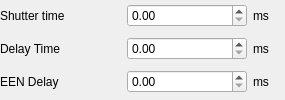
Old version of the form Include/iqtcam/CExposureParamsGuiComp.ui in the repository naskin-gmg/AcfSln.
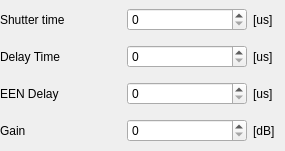
New version of the form.

Patch:
```diff
--- a/Include/iqtcam/CExposureParamsGuiComp.ui
+++ b/Include/iqtcam/CExposureParamsGuiComp.ui
@@ -7,7 +7,7 @@
     <x>0</x>
     <y>0</y>
     <width>285</width>
-    <height>100</height>
+    <height>151</height>
    </rect>
   </property>
   <layout class="QGridLayout">
@@ -23,6 +23,9 @@
    </item>
    <item row="0" column="1">
     <widget class="QDoubleSpinBox" name="ShutterTimeSB">
+     <property name="decimals">
+      <number>0</number>
+     </property>
      <property name="maximum">
       <double>1000.000000000000000</double>
      </property>
@@ -46,7 +49,7 @@
       </size>
      </property>
      <property name="text">
-      <string>ms</string>
+      <string>[us]</string>
      </property>
     </widget>
    </item>
@@ -59,6 +62,9 @@
    </item>
    <item row="1" column="1">
     <widget class="QDoubleSpinBox" name="DelayTimeSB">
+     <property name="decimals">
+      <number>0</number>
+     </property>
      <property name="maximum">
       <double>1000.000000000000000</double>
      </property>
@@ -82,7 +88,7 @@
       </size>
      </property>
      <property name="text">
-      <string>ms</string>
+      <string>[us]</string>
      </property>
     </widget>
    </item>
@@ -95,6 +101,9 @@
    </item>
    <item row="2" column="1">
     <widget class="QDoubleSpinBox" name="EenDelayTimeSB">
+     <property name="decimals">
+      <number>0</number>
+     </property>
      <property name="maximum">
       <double>1000.000000000000000</double>
      </property>
@@ -118,10 +127,39 @@
       </size>
      </property>
      <property name="text">
-      <string>ms</string>
+      <string>[us]</string>
      </property>
     </widget>
    </item>
+   <item row="3" column="0">
+    <widget class="QLabel" name="GainLabel">
+     <property name="text">
+      <string>Gain</string>
+     </property>
+    </widget>
+   </item>
+   <item row="3" column="2">
+    <widget class="QLabel" name="GainUnitLabel">
+     <property name="sizePolicy">
+      <sizepolicy hsizetype="Fixed" vsizetype="Preferred">
+       <horstretch>0</horstretch>
+       <verstretch>0</verstretch>
+      </sizepolicy>
+     </property>
+     <property name="minimumSize">
+      <size>
+       <width>32</width>
+       <height>0</height>
+      </size>
+     </property>
+     <property name="text">
+      <string>[dB]</string>
+     </property>
+    </widget>
+   </item>
+   <item row="3" column="1">
+    <widget class="QSpinBox" name="GainSB"/>
+   </item>
   </layout>
  </widget>
  <resources/>
```
Left out of the diff: 17 changed lines with no effect on the pictures.
